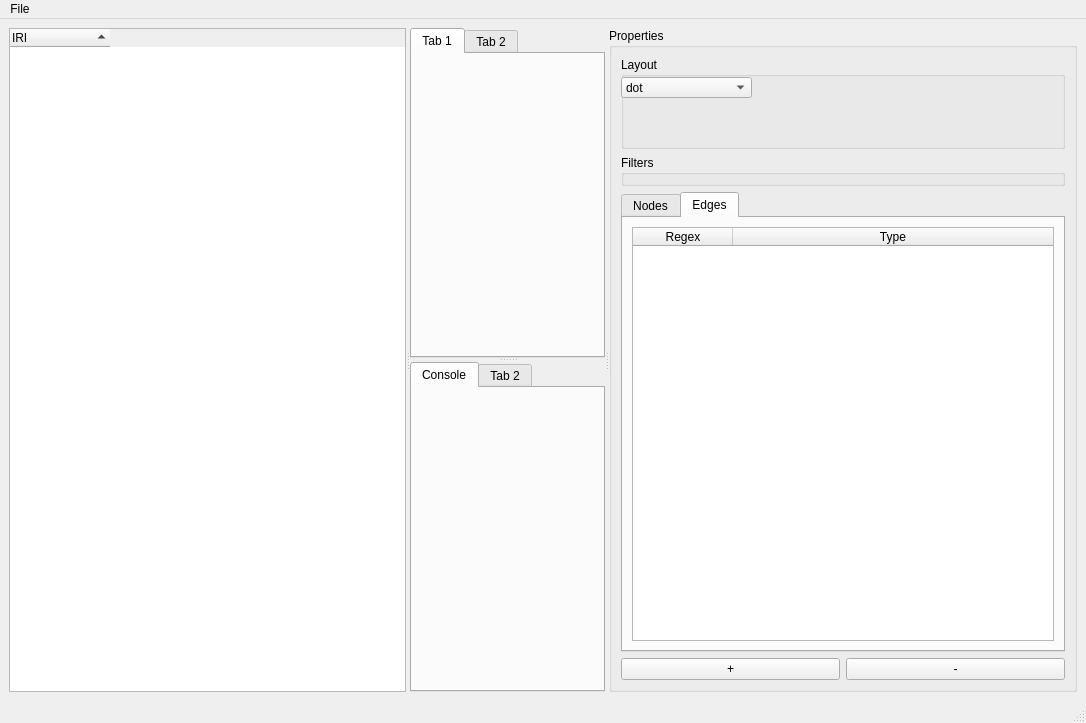
First picture: the form in src/ui/omviz.ui, repository rock-core/tools-graph_analysis, before the edit.
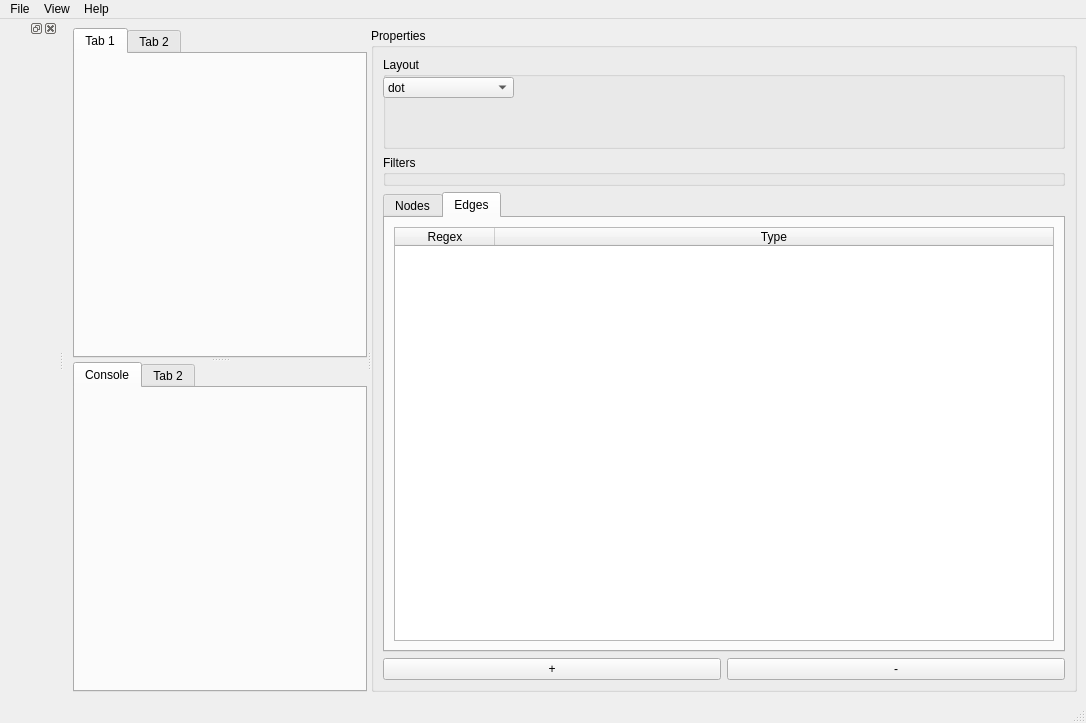
Second picture: the form after the edit.

What changed in the file:
```diff
--- a/src/ui/omviz.ui
+++ b/src/ui/omviz.ui
@@ -16,49 +16,10 @@
   <widget class="QWidget" name="centralwidget">
    <layout class="QHBoxLayout" name="horizontalLayout">
     <item>
-     <widget class="QSplitter" name="splitter_3">
+     <widget class="QSplitter" name="splitter_2">
       <property name="orientation">
        <enum>Qt::Horizontal</enum>
       </property>
-      <widget class="QSplitter" name="splitter_2">
-       <property name="orientation">
-        <enum>Qt::Vertical</enum>
-       </property>
-       <widget class="QTreeWidget" name="treeWidget">
-        <property name="sizePolicy">
-         <sizepolicy hsizetype="Expanding" vsizetype="Expanding">
-          <horstretch>0</horstretch>
-          <verstretch>0</verstretch>
-         </sizepolicy>
-        </property>
-        <property name="autoExpandDelay">
-         <number>-1</number>
-        </property>
-        <property name="indentation">
-         <number>20</number>
-        </property>
-        <property name="uniformRowHeights">
-         <bool>true</bool>
-        </property>
-        <property name="sortingEnabled">
-         <bool>true</bool>
-        </property>
-        <property name="wordWrap">
-         <bool>false</bool>
-        </property>
-        <attribute name="headerCascadingSectionResizes">
-         <bool>true</bool>
-        </attribute>
-        <attribute name="headerStretchLastSection">
-         <bool>false</bool>
-        </attribute>
-        <column>
-         <property name="text">
-          <string notr="true">IRI</string>
-         </property>
-        </column>
-       </widget>
-      </widget>
       <widget class="QSplitter" name="splitter">
        <property name="orientation">
         <enum>Qt::Vertical</enum>
@@ -299,9 +260,30 @@
     </property>
     <addaction name="actionOpen"/>
    </widget>
+   <widget class="QMenu" name="menuView">
+    <property name="title">
+     <string>View</string>
+    </property>
+    <addaction name="actionProperties"/>
+    <addaction name="actionOrganizationModel"/>
+   </widget>
+   <widget class="QMenu" name="menuHelp">
+    <property name="title">
+     <string>Help</string>
+    </property>
+    <addaction name="actionAbout_omviz"/>
+   </widget>
    <addaction name="menuFile"/>
+   <addaction name="menuView"/>
+   <addaction name="menuHelp"/>
   </widget>
   <widget class="QStatusBar" name="statusbar"/>
+  <widget class="QDockWidget" name="dockWidget_Left">
+   <attribute name="dockWidgetArea">
+    <number>1</number>
+   </attribute>
+   <widget class="QWidget" name="dockWidgetContents"/>
+  </widget>
   <action name="actionOpen">
    <property name="text">
     <string>Open...</string>
```
Left out of the diff: 15 changed lines with no effect on the pictures.
